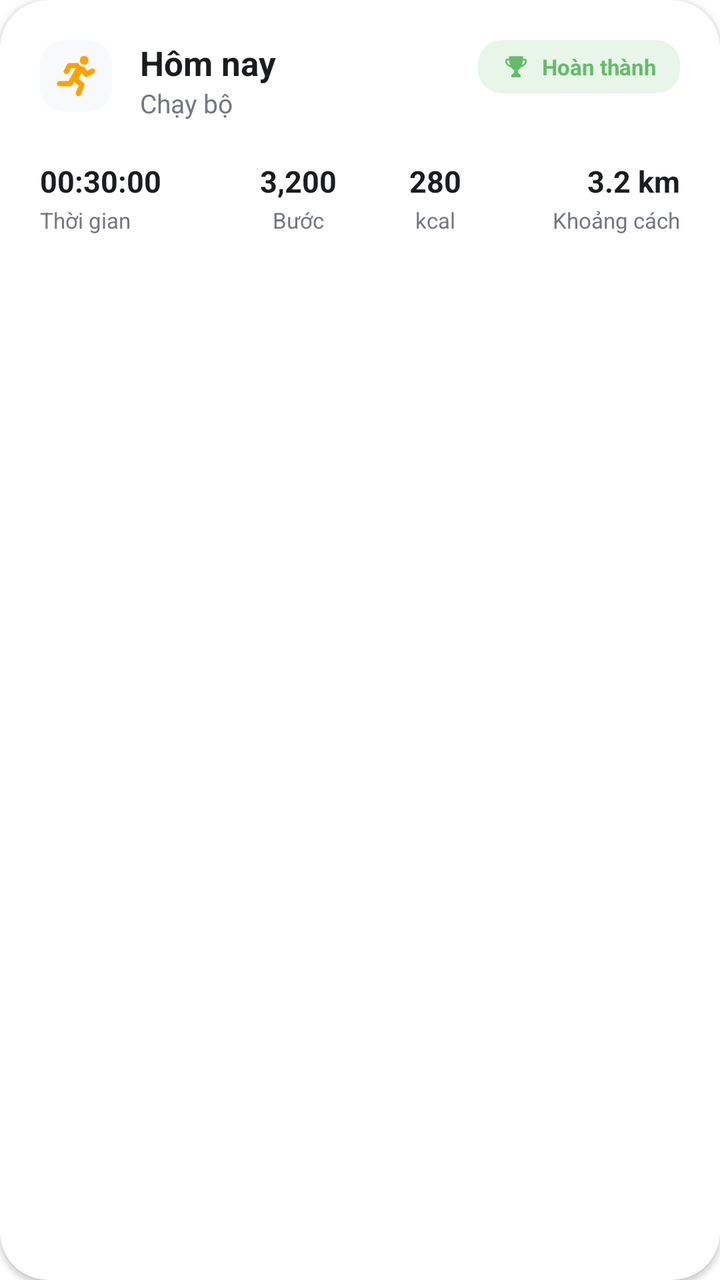
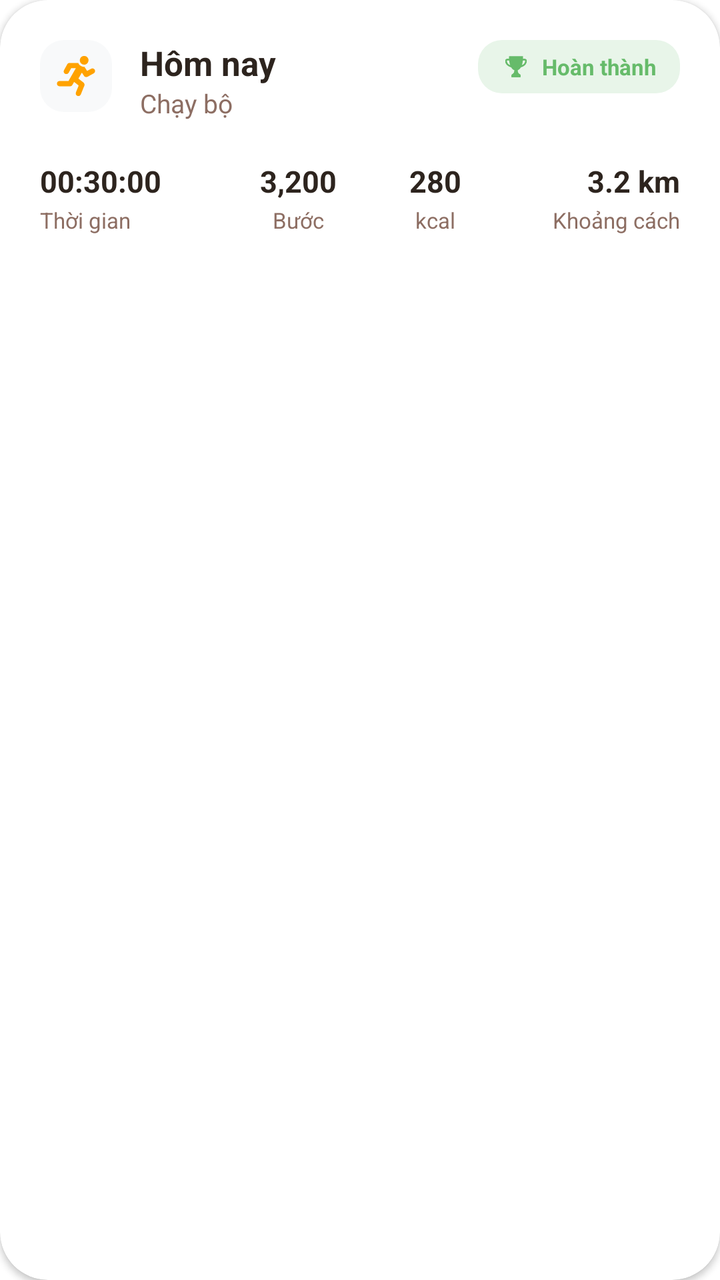

The first picture is an Android layout as it rendered before a commit; the second is the same layout after the commit. The layout source and the unified diff follow.
<!-- AndroidManifest.xml: application theme Theme.Better_Life -->
<!-- res/layout/item_running_history.xml -->
<?xml version="1.0" encoding="utf-8"?>
<androidx.cardview.widget.CardView xmlns:android="http://schemas.android.com/apk/res/android"
    xmlns:app="http://schemas.android.com/apk/res-auto"
    android:layout_width="match_parent"
    android:layout_height="wrap_content"
    android:layout_marginBottom="16dp"
    app:cardCornerRadius="24dp"
    app:cardElevation="2dp"
    app:cardBackgroundColor="@color/white">

    <LinearLayout
        android:layout_width="match_parent"
        android:layout_height="wrap_content"
        android:orientation="vertical"
        android:padding="20dp">

        <RelativeLayout
            android:layout_width="match_parent"
            android:layout_height="wrap_content">

            <ImageView
                android:id="@+id/iv_activity_type_icon"
                android:layout_width="36dp"
                android:layout_height="36dp"
                android:background="@drawable/circle_white_alpha"
                android:backgroundTint="#F8F9FA"
                android:padding="8dp"
                android:src="@drawable/ic_run" />

            <LinearLayout
                android:layout_width="wrap_content"
                android:layout_height="wrap_content"
                android:layout_marginStart="14dp"
                android:layout_toEndOf="@id/iv_activity_type_icon"
                android:orientation="vertical">

                <TextView
                    android:id="@+id/tv_activity_day"
                    android:layout_width="wrap_content"
                    android:layout_height="wrap_content"
                    android:text="Hôm nay"
                    android:textColor="@color/text_title"
                    android:textSize="17sp"
                    android:textStyle="bold" />

                <TextView
                    android:id="@+id/tv_activity_type_label"
                    android:layout_width="wrap_content"
                    android:layout_height="wrap_content"
                    android:text="@string/running"
                    android:textColor="@color/text_secondary"
                    android:textSize="13sp" />
            </LinearLayout>

            <LinearLayout
                android:layout_width="wrap_content"
                android:layout_height="wrap_content"
                android:layout_alignParentEnd="true"
                android:background="@drawable/circle_white_alpha"
                android:backgroundTint="#E8F5E9"
                android:gravity="center_vertical"
                android:paddingHorizontal="12dp"
                android:paddingVertical="6dp">

                <ImageView
                    android:layout_width="14dp"
                    android:layout_height="14dp"
                    android:src="@drawable/ic_trophy"
                    app:tint="#66BB6A" />

                <TextView
                    android:layout_width="wrap_content"
                    android:layout_height="wrap_content"
                    android:layout_marginStart="6dp"
                    android:text="@string/completed"
                    android:textColor="#66BB6A"
                    android:textSize="11sp"
                    android:textStyle="bold" />
            </LinearLayout>
        </RelativeLayout>

        <LinearLayout
            android:layout_width="match_parent"
            android:layout_height="wrap_content"
            android:layout_marginTop="20dp"
            android:orientation="horizontal"
            android:baselineAligned="false">

            
            <LinearLayout
                android:layout_width="0dp"
                android:layout_height="wrap_content"
                android:layout_weight="1.2"
                android:orientation="vertical">

                <TextView
                    android:layout_width="wrap_content"
                    android:layout_height="wrap_content"
                    android:text="00:30:00"
                    android:textColor="@color/text_title"
                    android:textSize="15sp"
                    android:textStyle="bold" />
                <TextView android:layout_width="wrap_content" android:layout_height="wrap_content" android:layout_marginTop="2dp" android:text="@string/time" android:textColor="@color/text_secondary" android:textSize="11sp" />
            </LinearLayout>

            
            <LinearLayout
                android:layout_width="0dp"
                android:layout_height="wrap_content"
                android:layout_weight="1"
                android:orientation="vertical"
                android:gravity="center_horizontal">
                <TextView android:layout_width="wrap_content" android:layout_height="wrap_content" android:text="3,200" android:textColor="@color/text_title" android:textStyle="bold" android:textSize="15sp" />
                <TextView android:layout_width="wrap_content" android:layout_height="wrap_content" android:layout_marginTop="2dp" android:text="Bước" android:textColor="@color/text_secondary" android:textSize="11sp" />
            </LinearLayout>

            
            <LinearLayout
                android:layout_width="0dp"
                android:layout_height="wrap_content"
                android:layout_weight="0.8"
                android:orientation="vertical"
                android:gravity="center_horizontal">
                <TextView android:layout_width="wrap_content" android:layout_height="wrap_content" android:text="280" android:textColor="@color/text_title" android:textStyle="bold" android:textSize="15sp" />
                <TextView android:layout_width="wrap_content" android:layout_height="wrap_content" android:layout_marginTop="2dp" android:text="kcal" android:textColor="@color/text_secondary" android:textSize="11sp" />
            </LinearLayout>

            
            <LinearLayout
                android:layout_width="0dp"
                android:layout_height="wrap_content"
                android:layout_weight="1.2"
                android:orientation="vertical"
                android:gravity="end">
                <TextView android:layout_width="wrap_content" android:layout_height="wrap_content" android:text="3.2 km" android:textColor="@color/text_title" android:textStyle="bold" android:textSize="15sp" />
                <TextView android:layout_width="wrap_content" android:layout_height="wrap_content" android:layout_marginTop="2dp" android:text="Khoảng cách" android:textColor="@color/text_secondary" android:textSize="11sp" />
            </LinearLayout>

        </LinearLayout>
    </LinearLayout>
</androidx.cardview.widget.CardView>
<!-- resources referenced by this layout -->
<resources>
  <color name="text_secondary">#74777F</color>
  <color name="text_title">#1A1C1E</color>
  <color name="white">#FFFFFFFF</color>
  <!-- drawable circle_white_alpha (drawable) -->
  <?xml version="1.0" encoding="utf-8"?>
  <shape xmlns:android="http://schemas.android.com/apk/res/android"
      android:shape="rectangle">
      <solid android:color="#F5F5F5" />
      <corners android:radius="12dp" />
  </shape>
  <!-- drawable ic_run: vector/xml drawable (drawable, 6728 chars, omitted) -->
  <!-- drawable ic_trophy: vector/xml drawable (drawable, 8667 chars, omitted) -->
  <string name="completed">Hoàn thành</string>
  <string name="running">Chạy bộ</string>
  <string name="time">Thời gian</string>
  <style name="Theme.Better_Life" parent="Theme.MaterialComponents.DayNight.NoActionBar">
          
          <item name="colorPrimary">@color/primary_teal</item>
          <item name="colorPrimaryVariant">@color/primary_teal_dark</item>
          <item name="colorOnPrimary">@color/white</item>
          
          <item name="colorSecondary">@color/nav_active</item>
          <item name="colorSecondaryVariant">@color/primary_teal_dark</item>
          <item name="colorOnSecondary">@color/white</item>
          
          <item name="android:statusBarColor">@color/primary_teal</item>
          
      </style>
  <color name="primary_teal">#26A69A</color>
  <color name="primary_teal_dark">#00796B</color>
  <color name="nav_active">#26A69A</color>
</resources>

<!-- the commit's change to res/layout/item_running_history.xml (unified diff, before → after) -->
@@ -35,7 +35,7 @@
                 android:orientation="vertical">
 
                 <TextView
-                    android:id="@+id/tv_activity_day"
+                    android:id="@+id/tv_run_date"
                     android:layout_width="wrap_content"
                     android:layout_height="wrap_content"
                     android:text="Hôm nay"
@@ -44,10 +44,10 @@
                     android:textStyle="bold" />
 
                 <TextView
-                    android:id="@+id/tv_activity_type_label"
+                    android:id="@+id/tv_run_type"
                     android:layout_width="wrap_content"
                     android:layout_height="wrap_content"
-                    android:text="@string/running"
+                    android:text="Chạy bộ"
                     android:textColor="@color/text_secondary"
                     android:textSize="13sp" />
             </LinearLayout>
@@ -72,7 +72,7 @@
                     android:layout_width="wrap_content"
                     android:layout_height="wrap_content"
                     android:layout_marginStart="6dp"
-                    android:text="@string/completed"
+                    android:text="Hoàn thành"
                     android:textColor="#66BB6A"
                     android:textSize="11sp"
                     android:textStyle="bold" />
@@ -94,13 +94,14 @@
                 android:orientation="vertical">
 
                 <TextView
+                    android:id="@+id/tv_run_duration"
                     android:layout_width="wrap_content"
                     android:layout_height="wrap_content"
                     android:text="00:30:00"
                     android:textColor="@color/text_title"
                     android:textSize="15sp"
                     android:textStyle="bold" />
-                <TextView android:layout_width="wrap_content" android:layout_height="wrap_content" android:layout_marginTop="2dp" android:text="@string/time" android:textColor="@color/text_secondary" android:textSize="11sp" />
+                <TextView android:layout_width="wrap_content" android:layout_height="wrap_content" android:layout_marginTop="2dp" android:text="Thời gian" android:textColor="@color/text_secondary" android:textSize="11sp" />
             </LinearLayout>
 
             
@@ -110,7 +111,7 @@
                 android:layout_weight="1"
                 android:orientation="vertical"
                 android:gravity="center_horizontal">
-                <TextView android:layout_width="wrap_content" android:layout_height="wrap_content" android:text="3,200" android:textColor="@color/text_title" android:textStyle="bold" android:textSize="15sp" />
+                <TextView android:id="@+id/tv_run_steps" android:layout_width="wrap_content" android:layout_height="wrap_content" android:text="3,200" android:textColor="@color/text_title" android:textStyle="bold" android:textSize="15sp" />
                 <TextView android:layout_width="wrap_content" android:layout_height="wrap_content" android:layout_marginTop="2dp" android:text="Bước" android:textColor="@color/text_secondary" android:textSize="11sp" />
             </LinearLayout>
 
@@ -121,7 +122,7 @@
                 android:layout_weight="0.8"
                 android:orientation="vertical"
                 android:gravity="center_horizontal">
-                <TextView android:layout_width="wrap_content" android:layout_height="wrap_content" android:text="280" android:textColor="@color/text_title" android:textStyle="bold" android:textSize="15sp" />
+                <TextView android:id="@+id/tv_run_calories" android:layout_width="wrap_content" android:layout_height="wrap_content" android:text="280" android:textColor="@color/text_title" android:textStyle="bold" android:textSize="15sp" />
                 <TextView android:layout_width="wrap_content" android:layout_height="wrap_content" android:layout_marginTop="2dp" android:text="kcal" android:textColor="@color/text_secondary" android:textSize="11sp" />
             </LinearLayout>
 
@@ -132,7 +133,7 @@
                 android:layout_weight="1.2"
                 android:orientation="vertical"
                 android:gravity="end">
-                <TextView android:layout_width="wrap_content" android:layout_height="wrap_content" android:text="3.2 km" android:textColor="@color/text_title" android:textStyle="bold" android:textSize="15sp" />
+                <TextView android:id="@+id/tv_run_distance" android:layout_width="wrap_content" android:layout_height="wrap_content" android:text="3.2 km" android:textColor="@color/text_title" android:textStyle="bold" android:textSize="15sp" />
                 <TextView android:layout_width="wrap_content" android:layout_height="wrap_content" android:layout_marginTop="2dp" android:text="Khoảng cách" android:textColor="@color/text_secondary" android:textSize="11sp" />
             </LinearLayout>
 
<!-- resource entries referenced after the edit -->
@@ -1,7 +1,7 @@
 <!-- resources referenced by this layout -->
 <resources>
-  <color name="text_secondary">#74777F</color>
-  <color name="text_title">#1A1C1E</color>
+  <color name="text_secondary">#8D6E63</color>
+  <color name="text_title">#2D241E</color>
   <color name="white">#FFFFFFFF</color>
   <!-- drawable circle_white_alpha (drawable) -->
   <?xml version="1.0" encoding="utf-8"?>
@@ -12,9 +12,6 @@
   </shape>
   <!-- drawable ic_run: vector/xml drawable (drawable, 6728 chars, omitted) -->
   <!-- drawable ic_trophy: vector/xml drawable (drawable, 8667 chars, omitted) -->
-  <string name="completed">Hoàn thành</string>
-  <string name="running">Chạy bộ</string>
-  <string name="time">Thời gian</string>
   <style name="Theme.Better_Life" parent="Theme.MaterialComponents.DayNight.NoActionBar">
           
           <item name="colorPrimary">@color/primary_teal</item>
@@ -28,8 +25,8 @@
           <item name="android:statusBarColor">@color/primary_teal</item>
           
       </style>
-  <color name="primary_teal">#26A69A</color>
-  <color name="primary_teal_dark">#00796B</color>
-  <color name="nav_active">#26A69A</color>
+  <color name="primary_teal">#FF8A65</color>
+  <color name="primary_teal_dark">#E64A19</color>
+  <color name="nav_active">#FF8A65</color>
 </resources>
 
